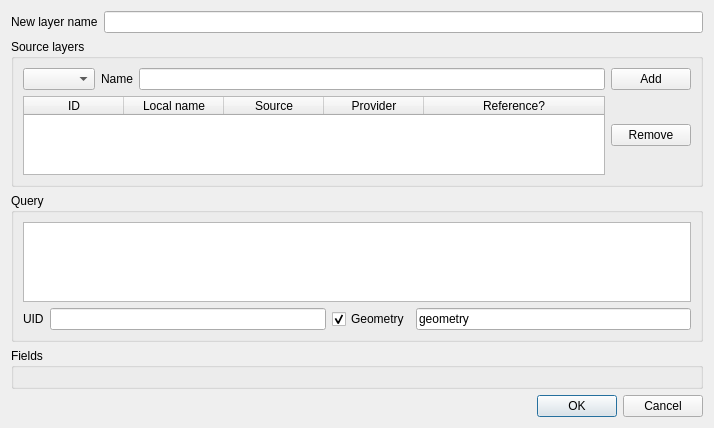
Before: the Qt Designer form cpp/qgsvirtuallayersourceselectbase.ui in mhugo/qgis_vlayers, drawn with Qt 5.
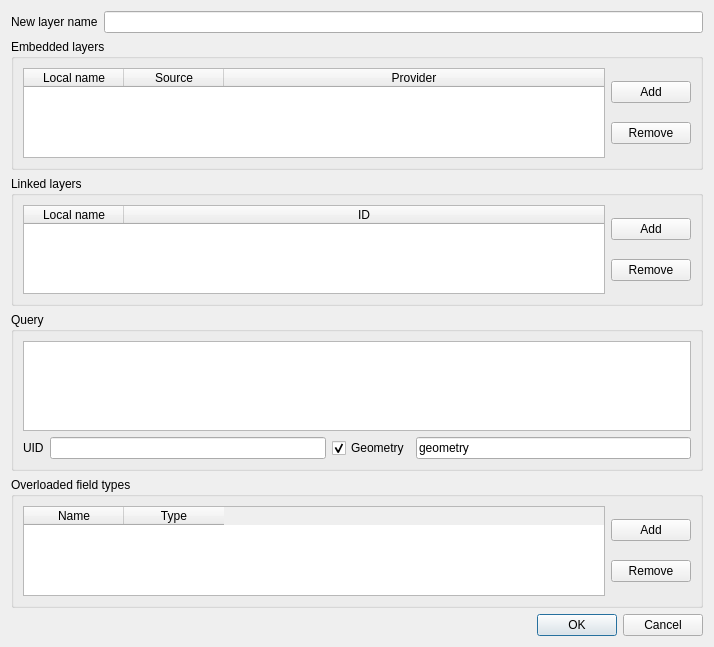
After: the same form once the commit is applied.

Commit message: Distinguish linked/embedded layers and allow to overload field types

The edit to the form file:
```diff
--- a/cpp/qgsvirtuallayersourceselectbase.ui
+++ b/cpp/qgsvirtuallayersourceselectbase.ui
@@ -7,13 +7,13 @@
     <x>0</x>
     <y>0</y>
     <width>714</width>
-    <height>428</height>
+    <height>647</height>
    </rect>
   </property>
   <property name="windowTitle">
    <string>Create a virtual layer</string>
   </property>
-  <layout class="QVBoxLayout" name="verticalLayout_4">
+  <layout class="QVBoxLayout" name="verticalLayout_3">
    <item>
     <layout class="QHBoxLayout" name="horizontalLayout_4">
      <item>
@@ -31,36 +31,10 @@
    <item>
     <widget class="QGroupBox" name="groupBox">
      <property name="title">
-      <string>Source layers</string>
+      <string>Embedded layers</string>
      </property>
-     <layout class="QVBoxLayout" name="verticalLayout">
-      <item>
        <layout class="QHBoxLayout" name="horizontalLayout">
         <item>
-         <widget class="QComboBox" name="mLayersCombo"/>
-        </item>
-        <item>
-         <widget class="QLabel" name="label">
-          <property name="text">
-           <string>Name</string>
-          </property>
-         </widget>
-        </item>
-        <item>
-         <widget class="QLineEdit" name="mSourceName"/>
-        </item>
-        <item>
-         <widget class="QPushButton" name="mAddSourceBtn">
-          <property name="text">
-           <string>Add</string>
-          </property>
-         </widget>
-        </item>
-       </layout>
-      </item>
-      <item>
-       <layout class="QHBoxLayout" name="horizontalLayout_2">
-        <item>
          <widget class="QTableWidget" name="mSourceLayers">
           <property name="selectionMode">
            <enum>QAbstractItemView::SingleSelection</enum>
@@ -71,11 +45,6 @@
           <attribute name="horizontalHeaderStretchLastSection">
            <bool>true</bool>
           </attribute>
-          <column>
-           <property name="text">
-            <string>ID</string>
-           </property>
-          </column>
           <column>
            <property name="text">
             <string>Local name</string>
@@ -91,11 +60,15 @@
             <string>Provider</string>
            </property>
           </column>
-          <column>
+       </widget>
+      </item>
+      <item>
+       <layout class="QVBoxLayout" name="verticalLayout">
+        <item>
+         <widget class="QPushButton" name="mAddSourceBtn">
            <property name="text">
-            <string>Reference?</string>
-           </property>
-          </column>
+           <string>Add</string>
+          </property>
          </widget>
         </item>
         <item>
@@ -110,6 +83,56 @@
      </layout>
     </widget>
    </item>
+   <item>
+    <widget class="QGroupBox" name="groupBox_2">
+     <property name="title">
+      <string>Linked layers</string>
+     </property>
+     <layout class="QHBoxLayout" name="horizontalLayout_2">
+      <item>
+       <widget class="QTableWidget" name="mLinkedSourceLayers">
+        <property name="selectionMode">
+         <enum>QAbstractItemView::SingleSelection</enum>
+        </property>
+        <property name="selectionBehavior">
+         <enum>QAbstractItemView::SelectRows</enum>
+        </property>
+        <attribute name="horizontalHeaderStretchLastSection">
+         <bool>true</bool>
+        </attribute>
+        <column>
+         <property name="text">
+          <string>Local name</string>
+         </property>
+        </column>
+        <column>
+         <property name="text">
+          <string>ID</string>
+         </property>
+        </column>
+       </widget>
+      </item>
+      <item>
+       <layout class="QVBoxLayout" name="verticalLayout_4">
+        <item>
+         <widget class="QPushButton" name="mAddLinkedSourceBtn">
+          <property name="text">
+           <string>Add</string>
+          </property>
+         </widget>
+        </item>
+        <item>
+         <widget class="QPushButton" name="mRemoveLinkedSourceBtn">
+          <property name="text">
+           <string>Remove</string>
+          </property>
+         </widget>
+        </item>
+       </layout>
+      </item>
+     </layout>
+    </widget>
+   </item>
    <item>
     <widget class="QGroupBox" name="mQueryBox">
      <property name="title">
@@ -162,9 +185,45 @@
    <item>
     <widget class="QGroupBox" name="groupBox_3">
      <property name="title">
-      <string>Fields</string>
+      <string>Overloaded field types</string>
      </property>
-     <layout class="QVBoxLayout" name="verticalLayout_3"/>
+     <layout class="QHBoxLayout" name="horizontalLayout_5">
+      <item>
+       <widget class="QTableWidget" name="mFields">
+        <attribute name="horizontalHeaderStretchLastSection">
+         <bool>false</bool>
+        </attribute>
+        <column>
+         <property name="text">
+          <string>Name</string>
+         </property>
+        </column>
+        <column>
+         <property name="text">
+          <string>Type</string>
+         </property>
+        </column>
+       </widget>
+      </item>
+      <item>
+       <layout class="QVBoxLayout" name="verticalLayout_5">
+        <item>
+         <widget class="QPushButton" name="mAddFieldBtn">
+          <property name="text">
+           <string>Add</string>
+          </property>
+         </widget>
+        </item>
+        <item>
+         <widget class="QPushButton" name="mRemoveFieldBtn">
+          <property name="text">
+           <string>Remove</string>
+          </property>
+         </widget>
+        </item>
+       </layout>
+      </item>
+     </layout>
     </widget>
    </item>
    <item>
```
Lines whose indentation alone changed are shown as unchanged. The commit also changes 8 other files.
